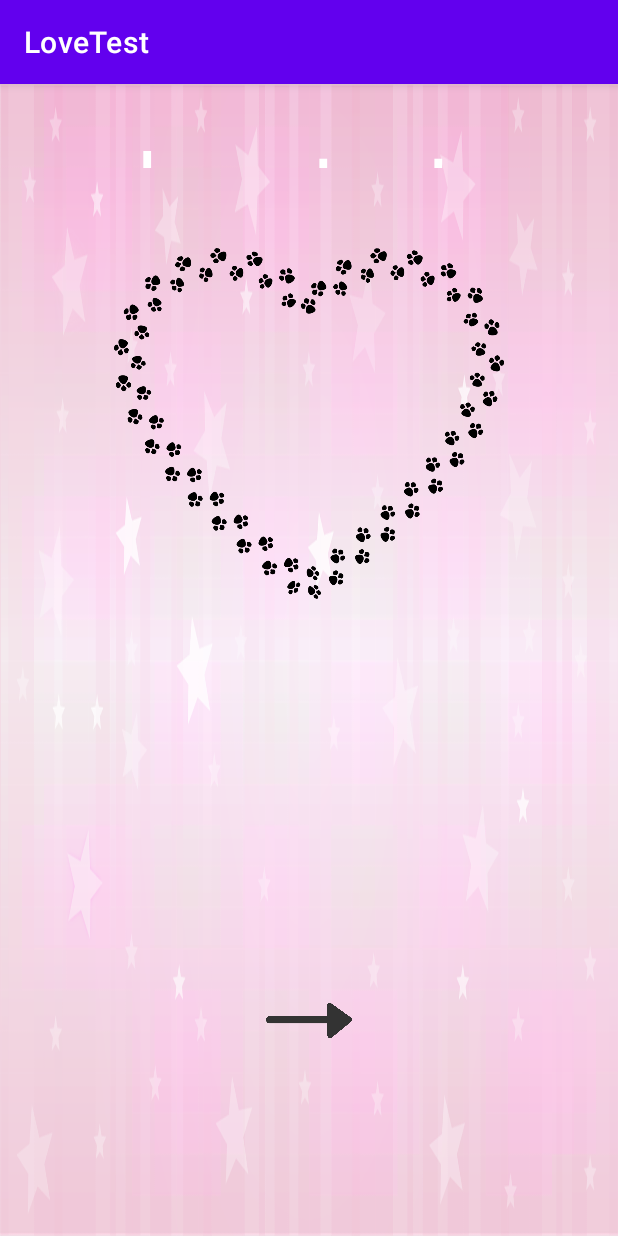
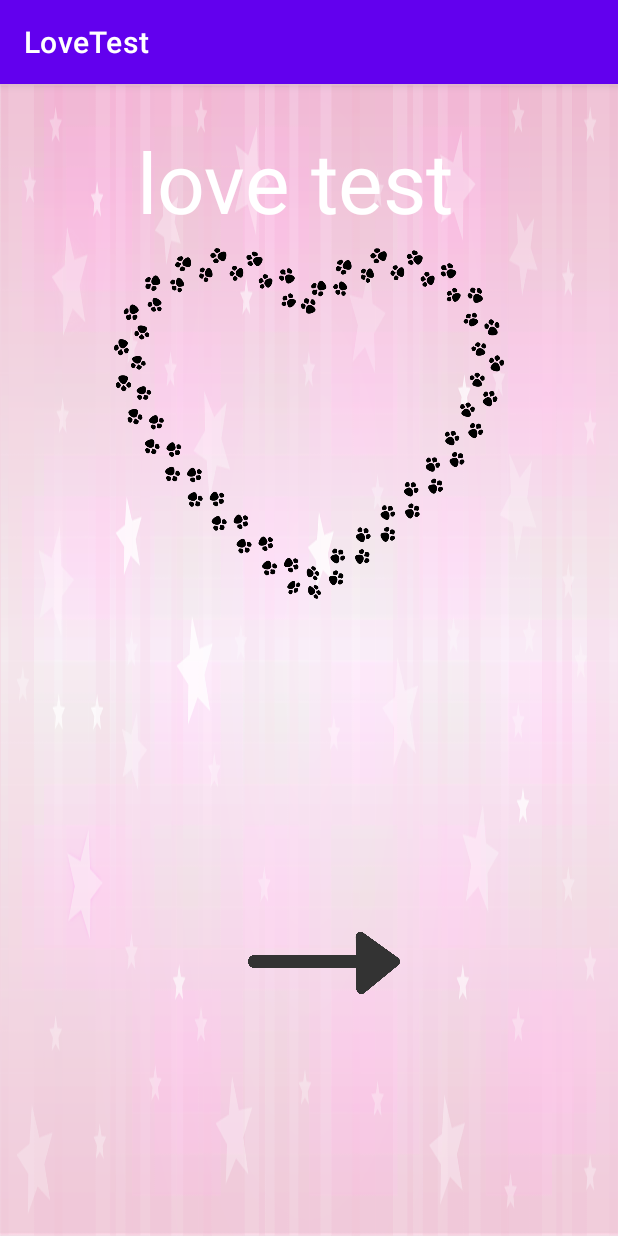
Before and after one commit to yoojinlee-hub/Practice_Kotlin, an Android app: the screen it shows after launch (MainActivity), on a phone screen of 412 x 824 dp. Run offline under Robolectric (Android 15) with nearby library versions, the phone set to English and light mode, and no system bars; 1 statement that could not run was skipped.

Commit message:
updates with error

```diff
--- a/LoveTest/app/src/main/java/com/example/lovetest/MainActivity.kt
+++ b/LoveTest/app/src/main/java/com/example/lovetest/MainActivity.kt
@@ -12,6 +12,7 @@ class MainActivity : AppCompatActivity() {
         super.onCreate(savedInstanceState)
         setContentView(R.layout.activity_main)
 
+        var nav_host_fragment = null
         navController = nav_host_fragment.findNavController()
     }
 }
--- a/LoveTest/app/src/main/java/com/example/lovetest/fragment/MainFragment.kt
+++ b/LoveTest/app/src/main/java/com/example/lovetest/fragment/MainFragment.kt
@@ -5,7 +5,10 @@ import androidx.fragment.app.Fragment
 import android.view.LayoutInflater
 import android.view.View
 import android.view.ViewGroup
+import androidx.navigation.NavController
+import androidx.navigation.Navigation
 import com.example.lovetest.R
+import kotlinx.android.synthetic.main.fragment_main.*
 
 // TODO: Rename parameter arguments, choose names that match
 // the fragment initialization parameters, e.g. ARG_ITEM_NUMBER
@@ -22,6 +25,8 @@ class MainFragment : Fragment() {
     private var param1: String? = null
     private var param2: String? = null
 
+    lateinit var navController: NavController
+
     override fun onCreate(savedInstanceState: Bundle?) {
         super.onCreate(savedInstanceState)
         arguments?.let {
@@ -36,6 +41,17 @@ class MainFragment : Fragment() {
     ): View? {
         // Inflate the layout for this fragment
         return inflater.inflate(R.layout.fragment_main, container, false)
+    }
+
+    override fun onViewCreated(view: View, savedInstanceState: Bundle?) {
+        super.onViewCreated(view, savedInstanceState)
+
+        navController = Navigation.findNavController(view)
+
+        btn_next.setOnClickListener{
+            navController.navigate(R.id.action_mainFragment_to_questionFragment)
+        }
+
     }
 
     companion object {
--- a/LoveTest/app/src/main/res/layout/fragment_main.xml
+++ b/LoveTest/app/src/main/res/layout/fragment_main.xml
@@ -38,14 +38,16 @@
         app:layout_constraintStart_toStartOf="parent" />
 
     <ImageView
-        android:id="@+id/imageView2"
-        android:layout_width="100dp"
-        android:layout_height="0dp"
+        android:id="@+id/btn_next"
+        android:layout_width="101dp"
+        android:layout_height="105dp"
         android:layout_marginBottom="129dp"
         android:src="@drawable/next"
         app:layout_constraintBottom_toBottomOf="parent"
         app:layout_constraintEnd_toEndOf="parent"
+        app:layout_constraintHorizontal_bias="0.533"
         app:layout_constraintStart_toStartOf="parent"
-        app:layout_constraintTop_toBottomOf="@+id/textView" />
+        app:layout_constraintTop_toBottomOf="@+id/textView"
+        app:layout_constraintVertical_bias="1.0" />
 
 </androidx.constraintlayout.widget.ConstraintLayout>
```
Also changed, not shown: 1 other file.
